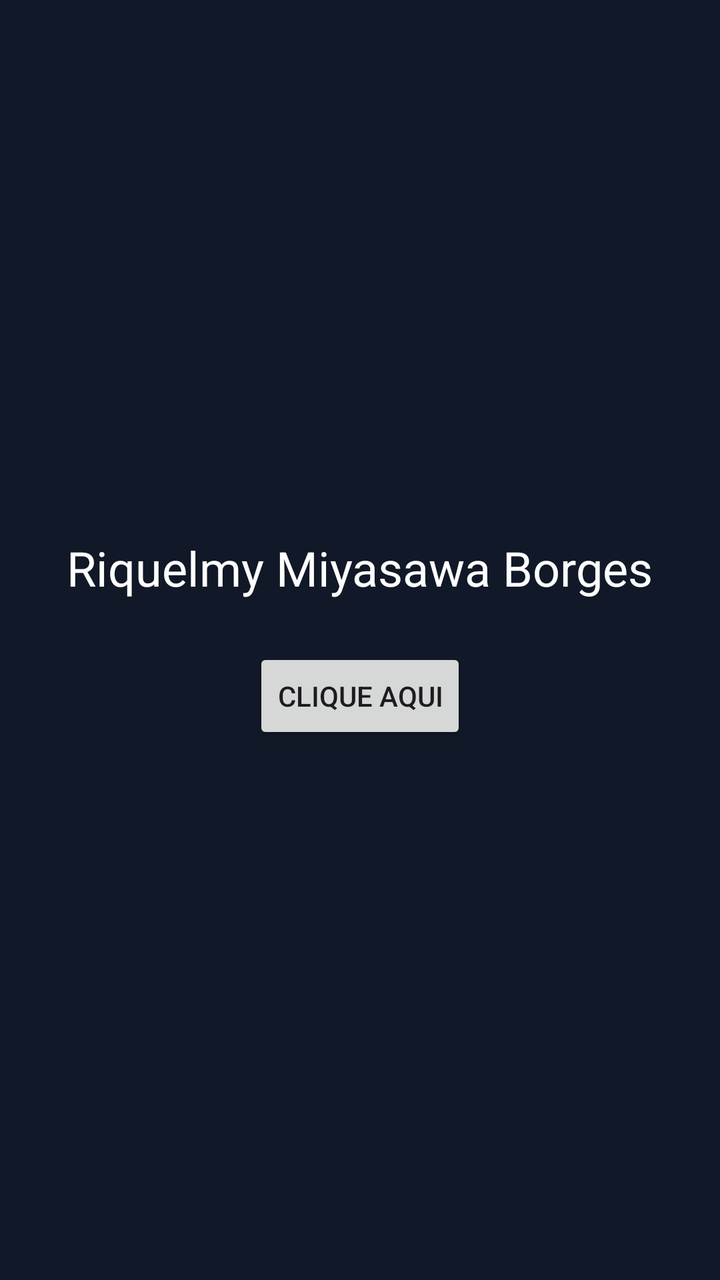
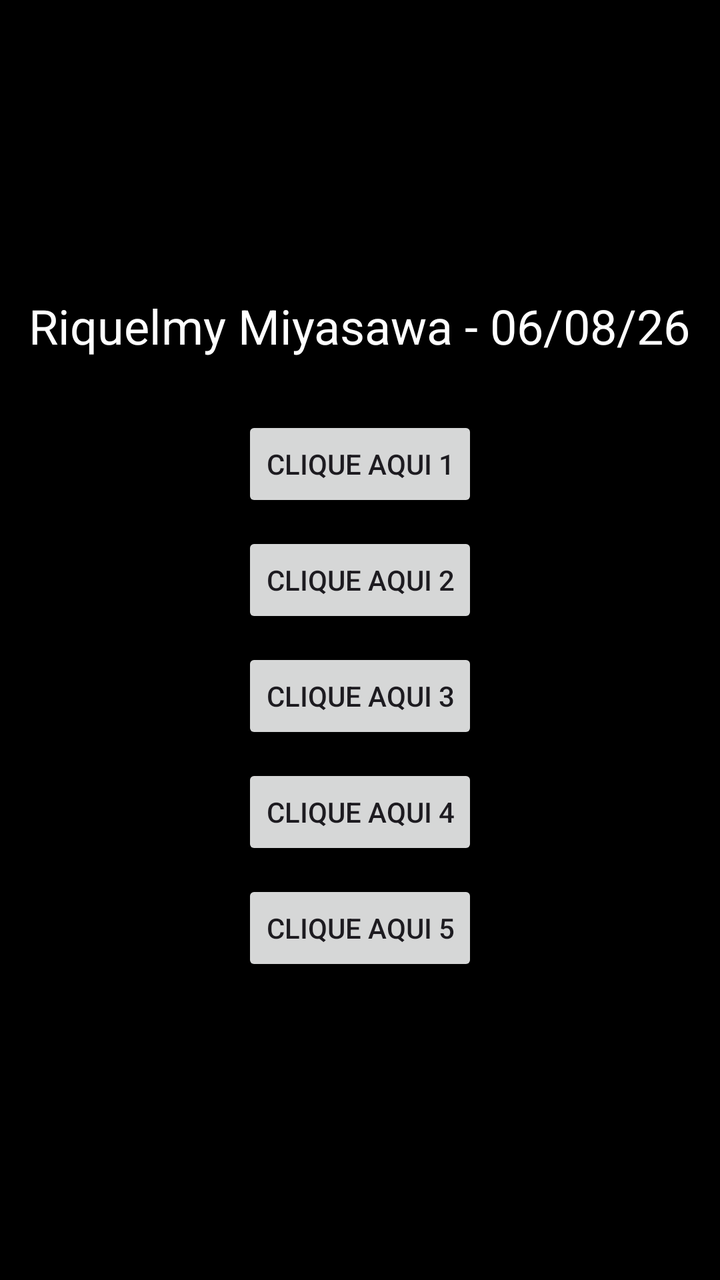

The first picture is an Android layout as it rendered before a commit; the second is the same layout after the commit. The layout source and the unified diff follow.
<!-- AndroidManifest.xml: application theme Theme.SegundoApp -->
<!-- res/layout/activity_main.xml -->
<?xml version="1.0" encoding="utf-8"?>
<LinearLayout xmlns:android="http://schemas.android.com/apk/res/android"
    xmlns:tools="http://schemas.android.com/tools"
    android:id="@+id/main"
    android:layout_width="match_parent"
    android:layout_height="match_parent"
    android:orientation="vertical"
    android:gravity="center"
    android:padding="16dp"
    android:background="#111827"
    tools:context=".MainActivity">

    <TextView
        android:id="@+id/textViewNome"
        android:layout_width="wrap_content"
        android:layout_height="wrap_content"
        android:text="@string/Nome"
        android:textColor="@android:color/white"
        android:textSize="24sp"
        android:layout_marginBottom="24dp"/>

    <Button
        android:id="@+id/buttonClique"
        android:layout_width="wrap_content"
        android:layout_height="wrap_content"
        android:text="@string/captionBt"/>

</LinearLayout>
<!-- resources referenced by this layout -->
<resources>
  <string name="Nome">Riquelmy Miyasawa Borges</string>
  <string name="captionBt">Clique Aqui</string>
  <style name="Theme.SegundoApp" parent="Base.Theme.SegundoApp" />
  <style name="Base.Theme.SegundoApp" parent="Theme.Material3.DayNight.NoActionBar">
          
          
      </style>
</resources>

<!-- the commit's change to res/layout/activity_main.xml (unified diff, before → after) -->
@@ -1,14 +1,10 @@
 <?xml version="1.0" encoding="utf-8"?>
 <LinearLayout xmlns:android="http://schemas.android.com/apk/res/android"
-    xmlns:tools="http://schemas.android.com/tools"
-    android:id="@+id/main"
     android:layout_width="match_parent"
     android:layout_height="match_parent"
     android:orientation="vertical"
     android:gravity="center"
-    android:padding="16dp"
-    android:background="#111827"
-    tools:context=".MainActivity">
+    android:background="@android:color/black">
 
     <TextView
         android:id="@+id/textViewNome"
@@ -20,9 +16,38 @@
         android:layout_marginBottom="24dp"/>
 
     <Button
-        android:id="@+id/buttonClique"
+        android:id="@+id/button1"
         android:layout_width="wrap_content"
         android:layout_height="wrap_content"
-        android:text="@string/captionBt"/>
+        android:text="@string/captionBt1"
+        android:layout_margin="5dp"/>
+
+    <Button
+        android:id="@+id/button2"
+        android:layout_width="wrap_content"
+        android:layout_height="wrap_content"
+        android:text="@string/captionBt2"
+        android:layout_margin="5dp"/>
+
+    <Button
+        android:id="@+id/button3"
+        android:layout_width="wrap_content"
+        android:layout_height="wrap_content"
+        android:text="@string/captionBt3"
+        android:layout_margin="5dp"/>
+
+    <Button
+        android:id="@+id/button4"
+        android:layout_width="wrap_content"
+        android:layout_height="wrap_content"
+        android:text="@string/captionBt4"
+        android:layout_margin="5dp"/>
+
+    <Button
+        android:id="@+id/button5"
+        android:layout_width="wrap_content"
+        android:layout_height="wrap_content"
+        android:text="@string/captionBt5"
+        android:layout_margin="5dp"/>
 
 </LinearLayout>
<!-- resource entries referenced after the edit -->
@@ -1,7 +1,11 @@
 <!-- resources referenced by this layout -->
 <resources>
-  <string name="Nome">Riquelmy Miyasawa Borges</string>
-  <string name="captionBt">Clique Aqui</string>
+  <string name="Nome">Riquelmy Miyasawa - 06/08/26</string>
+  <string name="captionBt1">Clique Aqui 1</string>
+  <string name="captionBt2">Clique Aqui 2</string>
+  <string name="captionBt3">Clique Aqui 3</string>
+  <string name="captionBt4">Clique Aqui 4</string>
+  <string name="captionBt5">Clique Aqui 5</string>
   <style name="Theme.SegundoApp" parent="Base.Theme.SegundoApp" />
   <style name="Base.Theme.SegundoApp" parent="Theme.Material3.DayNight.NoActionBar">
           
